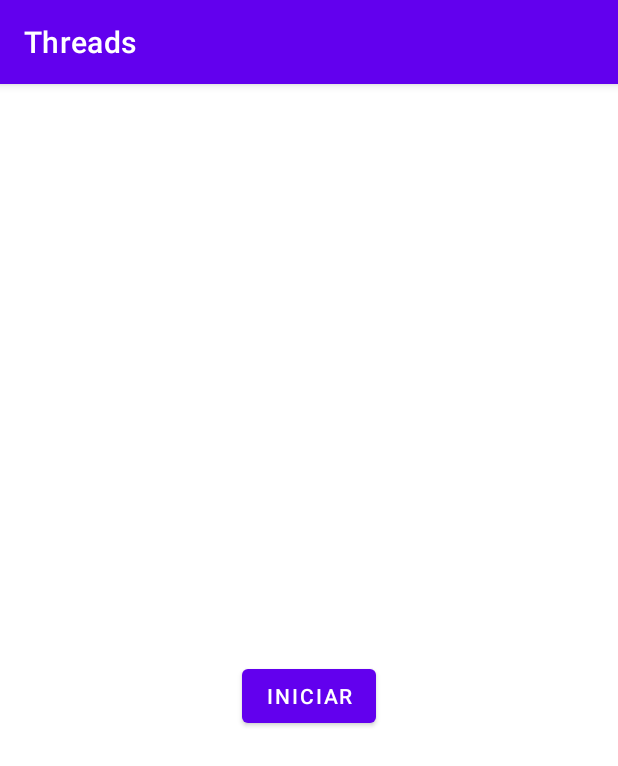
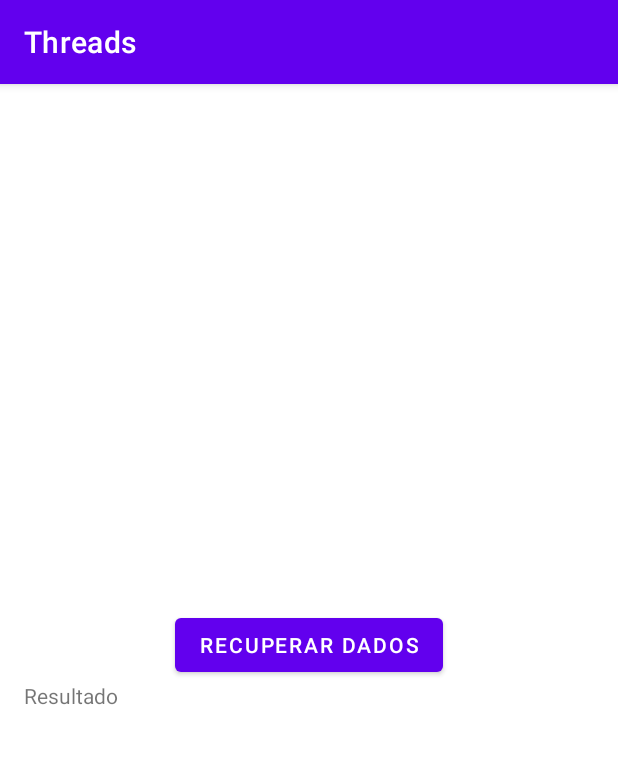
Before and after one commit to Gabriel-Almeida00/App_Android_WebServices, an Android app: the screen it shows after launch (MainActivity), on a phone screen of 412 x 824 dp. Shown: the top 766 px of the screen. Run offline under Robolectric (Android 15) with nearby library versions, the phone set to English and light mode, and no system bars.

Commit message:
criando requisições part 1

```diff
--- a/app/src/main/res/layout/activity_main.xml
+++ b/app/src/main/res/layout/activity_main.xml
@@ -9,21 +9,15 @@
     android:padding="16dp"
     tools:context=".MainActivity">
 
-    <ProgressBar
-        android:id="@+id/progressBar"
-        style="?android:attr/progressBarStyleHorizontal"
+    <Button
+        android:id="@+id/btnRecuperar"
+        android:layout_width="wrap_content"
+        android:layout_height="wrap_content"
+        android:text="Recuperar Dados" />
+
+    <TextView
+        android:id="@+id/txtResultado"
         android:layout_width="match_parent"
         android:layout_height="wrap_content"
-        android:layout_margin="16dp"
-        android:max="10"
-        android:progress="0"
-        android:visibility="invisible"
-        tools:visibility="visible" />
-
-    <Button
-        android:id="@+id/button3"
-        android:layout_width="wrap_content"
-        android:layout_height="wrap_content"
-        android:onClick="IniciarTaskAsync"
-        android:text="Iniciar" />
+        android:text="Resultado" />
 </LinearLayout>
```
Also changed, not shown: app/src/main/java/com/example/threads/MainActivity.java (+34 -34 lines).
